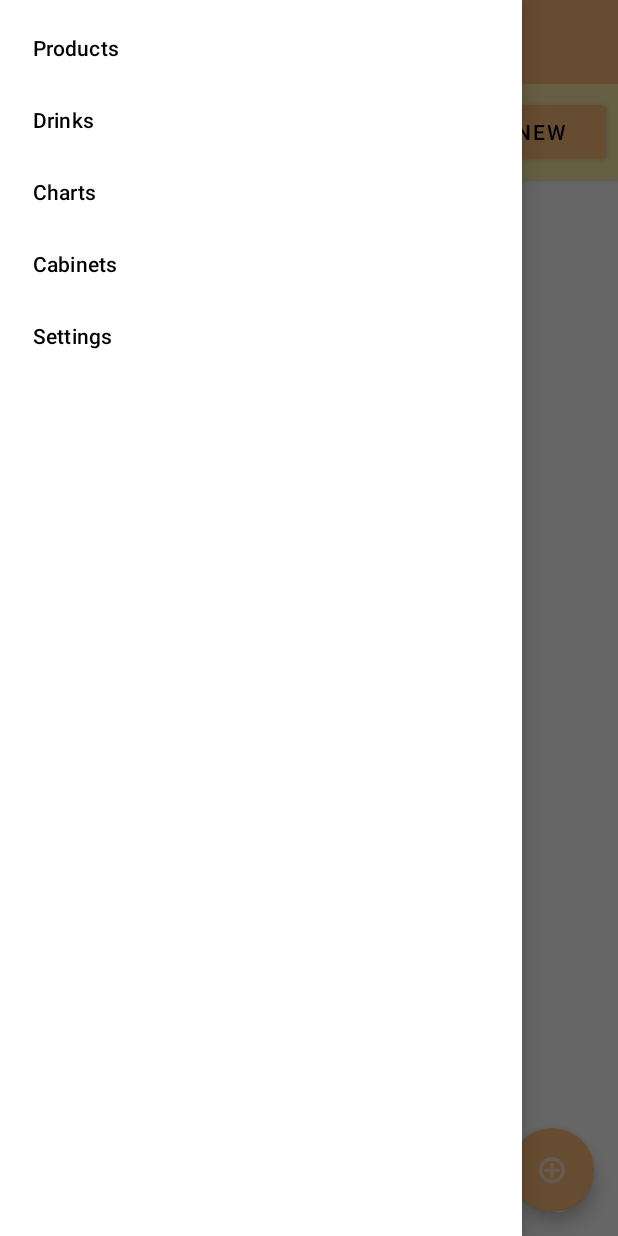
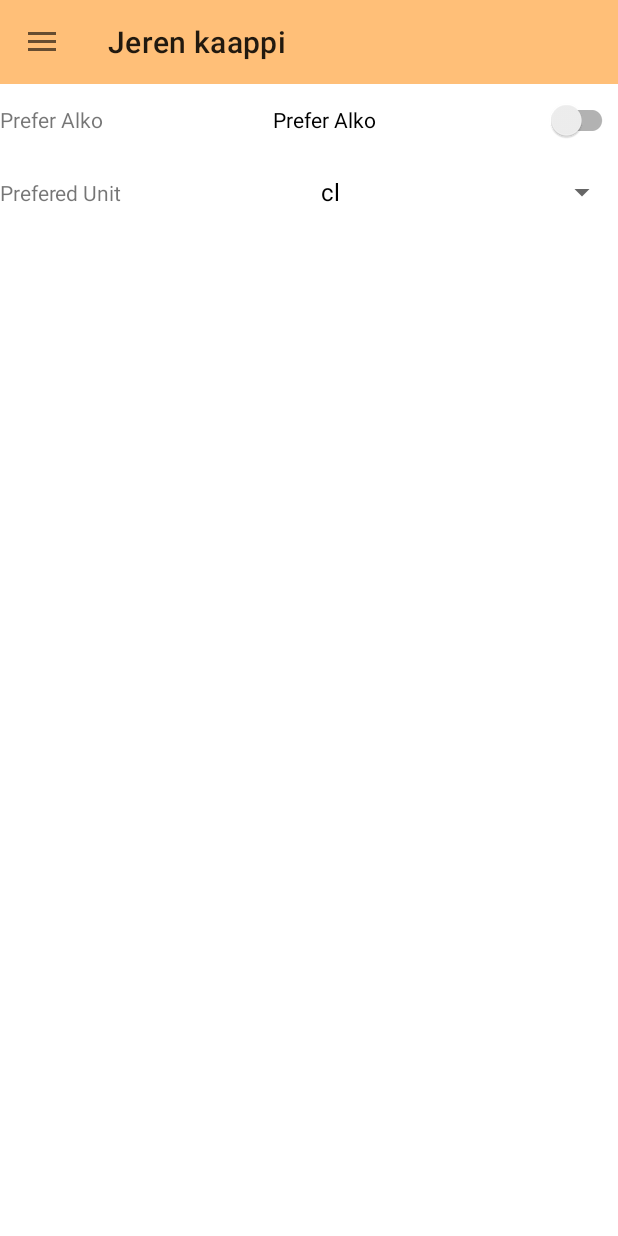
Before and after one commit to rannasta-suomeen/rsm, an Android app: the screen it shows after launch (MainActivity), in the side drawer, after a tap on "Settings", on a phone screen of 412 x 824 dp. Run offline under Robolectric (Android 15) with nearby library versions, the phone set to English and light mode, and no system bars; 6 statements that could not run were skipped.

Commit message:
Add: Settings for pref alko and prefered unit Add: Displaying in prefered unit everywhere

```diff
--- a/app/src/main/java/com/rannasta_suomeen/DrinkPreviewAdapter.kt
+++ b/app/src/main/java/com/rannasta_suomeen/DrinkPreviewAdapter.kt
@@ -26,7 +26,7 @@ class DrinkPreviewAdapter(val activity: Activity, private val settings: Settings
             itemView.findViewById<TextView>(R.id.textViewDrinkPreviewShots).text = displayDecimal(item.standard_servings, R.string.shots)
             itemView.findViewById<TextView>(R.id.textViewDrinkPreviewPrice).text = displayDecimal(item.price(settings), R.string.price)
             itemView.findViewById<TextView>(R.id.textViewDrinkPreviewAbv).text = displayDecimal(item.abv_average, R.string.abv)
-            itemView.findViewById<TextView>(R.id.textViewDrinkPreviewVolume).text = UnitType.ml.displayInDesiredUnit(i.drink.total_volume, UnitType.cl)
+            itemView.findViewById<TextView>(R.id.textViewDrinkPreviewVolume).text = UnitType.ml.displayInDesiredUnit(i.drink.total_volume, settings.prefUnit)
             itemView.findViewById<TextView>(R.id.textViewDrinkPreviewType).text = item.type.toString()
             itemView.findViewById<TextView>(R.id.textViewDrinkPreviewAer).text = displayDecimal(item.pricePerServing(settings), R.string.aer)
             itemView.findViewById<TextView>(R.id.textViewDrinkMissingAlcohol).text = i.missingIngredientsAlcoholic(owned).toString()
--- a/app/src/main/java/com/rannasta_suomeen/MainActivity.kt
+++ b/app/src/main/java/com/rannasta_suomeen/MainActivity.kt
@@ -46,7 +46,7 @@ class MainActivity : AppCompatActivity(), NavigationView.OnNavigationItemSelecte
             R.id.menuMainProducts -> R.id.fragmentProducts
             R.id.menuMainCharts -> TODO()
             R.id.menuMainDrinks -> R.id.fragmentDrinks
-            R.id.menuMainSettings -> TODO()
+            R.id.menuMainSettings -> R.id.fragmentSettings
             R.id.menuMainStorage -> R.id.fragmentCabinets
             else -> throw IllegalArgumentException("Attempted to navigate to ${item.itemId} witch is not possible")
         }
--- a/app/src/main/java/com/rannasta_suomeen/ProductAdapter.kt
+++ b/app/src/main/java/com/rannasta_suomeen/ProductAdapter.kt
@@ -45,7 +45,7 @@ class ProductAdapter(
             with(itemView){
                 findViewById<TextView>(R.id.textViewProductName).text = item.name
                 findViewById<TextView>(R.id.textViewProductPrice).text = displayDecimal(item.price, R.string.price)
-                findViewById<TextView>(R.id.textViewProductVolume).text = itemView.resources.getString(R.string.volume,item.volumeCl())
+                findViewById<TextView>(R.id.textViewProductVolume).text = item.volumeDesired(settings)
                 findViewById<TextView>(R.id.textViewProductAbv).text = displayDecimal(item.abv, R.string.abv)
                 findViewById<TextView>(R.id.textViewRetailer).text = item.retailer.toString()
                 findViewById<TextView>(R.id.textViewProductFsd).text = displayDecimal(item.fsd(), R.string.shots)
--- a/app/src/main/java/com/rannasta_suomeen/data_classes/Ingredients.kt
+++ b/app/src/main/java/com/rannasta_suomeen/data_classes/Ingredients.kt
@@ -1,6 +1,7 @@
 package com.rannasta_suomeen.data_classes
 
 import com.rannasta_suomeen.storage.Settings
+import kotlin.math.roundToInt
 
 /**
  * Class to represent a ingredient in general. This is the kotlin equivalent of the rs class Incredient
@@ -131,7 +132,13 @@ enum class UnitType{
             oz -> "oz"
             kpl -> throw IllegalArgumentException("Unreachable")
         }
-        return String.format("%.1f $unit", converted)
+
+        // ml does not need to display decimals
+        return if (desiredUnit == ml){
+            String.format("%d $unit", converted.roundToInt())
+        } else {
+            String.format("%.1f $unit", converted)
+        }
     }
 
     private fun convertToMl(amount: Double): Double{
@@ -150,6 +157,10 @@ enum class UnitType{
             oz -> 0.03381402270*amount
             kpl -> throw IllegalArgumentException("Cant convert ml to kpl")
         }
+    }
+
+    fun listVolumeOptions(): List<Pair<UnitType, String>>{
+        return listOf(Pair(cl, "cl"), Pair(ml, "ml"), Pair(oz, "oz"))
     }
 }
 
--- a/app/src/main/java/com/rannasta_suomeen/data_classes/Product.kt
+++ b/app/src/main/java/com/rannasta_suomeen/data_classes/Product.kt
@@ -1,6 +1,7 @@
 package com.rannasta_suomeen.data_classes
 
 import android.util.Log
+import com.rannasta_suomeen.storage.Settings
 import kotlin.math.roundToInt
 
 /** Kotlin equivalent of the RSM product */
@@ -39,6 +40,10 @@ data class Product(
         return (volume * 100).roundToInt()
     }
 
+    fun volumeDesired(settings: Settings): String{
+        return UnitType.cl.displayInDesiredUnit(volumeCl(), settings.prefUnit)
+    }
+
     companion object{
         const val FSD_CL = 1.6f
     }
--- a/app/src/main/java/com/rannasta_suomeen/main_fragments/FragmentFactory.kt
+++ b/app/src/main/java/com/rannasta_suomeen/main_fragments/FragmentFactory.kt
@@ -13,6 +13,7 @@ class FragmentFactory(private val activity: Activity, private val imageRepositor
             CabinetFragment::class.java.name -> CabinetFragment(activity,imageRepository, settings, totalCabinetRepository)
             DrinksFragment::class.java.name -> DrinksFragment(activity, settings, totalCabinetRepository)
             ProductsFragment::class.java.name -> ProductsFragment(activity, imageRepository, settings, totalCabinetRepository)
+            SettingsFragment::class.java.name -> SettingsFragment(settings)
             else -> super.instantiate(classLoader, className)
         }
     }
--- /dev/null
+++ b/app/src/main/java/com/rannasta_suomeen/main_fragments/SettingsFragment.kt
@@ -0,0 +1,72 @@
+package com.rannasta_suomeen.main_fragments
+
+import android.app.Activity
+import android.content.DialogInterface
+import android.os.Bundle
+import android.text.InputType
+import android.util.Log
+import android.view.View
+import android.widget.AdapterView
+import android.widget.ArrayAdapter
+import android.widget.Button
+import android.widget.EditText
+import android.widget.Spinner
+import android.widget.Switch
+import android.widget.Toast
+import androidx.appcompat.app.AlertDialog
+import androidx.appcompat.widget.SwitchCompat
+import androidx.fragment.app.Fragment
+import androidx.recyclerview.widget.DividerItemDecoration
+import androidx.recyclerview.widget.LinearLayoutManager
+import androidx.recyclerview.widget.RecyclerView
+import com.google.android.material.floatingactionbutton.FloatingActionButton
+import com.rannasta_suomeen.ProductAdapter
+import com.rannasta_suomeen.R
+import com.rannasta_suomeen.data_classes.Cabinet
+import com.rannasta_suomeen.data_classes.UnitType
+import com.rannasta_suomeen.storage.ImageRepository
+import com.rannasta_suomeen.storage.Settings
+import com.rannasta_suomeen.storage.TotalCabinetRepository
+import kotlinx.coroutines.CoroutineScope
+import kotlinx.coroutines.Dispatchers
+import kotlinx.coroutines.launch
+import kotlin.math.max
+
+class SettingsFragment(private val settings: Settings): Fragment(R.layout.fragment_settings), AdapterView.OnItemSelectedListener{
+
+    private lateinit var spinnerAdapter: ArrayAdapter<String>
+    private var selectedCabinet: Cabinet? = null
+
+    override fun onCreate(savedInstanceState: Bundle?) {
+        super.onCreate(savedInstanceState)
+        spinnerAdapter = ArrayAdapter(requireContext(), androidx.appcompat.R.layout.support_simple_spinner_dropdown_item)
+    }
+
+    override fun onViewCreated(view: View, savedInstanceState: Bundle?) {
+        super.onViewCreated(view, savedInstanceState)
+        spinnerAdapter.addAll(UnitType.kpl.listVolumeOptions().map { it.second })
+        setUpUi(view)
+    }
+
+    private fun setUpUi(view: View){
+        with(view) {
+            val spinner = findViewById<Spinner>(R.id.spinnerSelectUnit)
+            spinner.adapter = spinnerAdapter
+            spinner.onItemSelectedListener = this@SettingsFragment
+            val l = UnitType.kpl.listVolumeOptions()
+            spinner.setSelection(l.indexOf(l.find{ it.first == settings.prefUnit}))
+            val switch = findViewById<SwitchCompat>(R.id.switchPreferAlko)
+            switch.isChecked = settings.prefAlko
+            switch.setOnCheckedChangeListener { compoundButton, b ->
+                settings.prefAlko = b
+            }
+        }
+    }
+
+    override fun onItemSelected(p0: AdapterView<*>?, p1: View?, p2: Int, p3: Long) {
+        settings.prefUnit = UnitType.kpl.listVolumeOptions()[p2].first
+    }
+
+    override fun onNothingSelected(p0: AdapterView<*>?) {
+    }
+}
--- a/app/src/main/java/com/rannasta_suomeen/storage/Settings.kt
+++ b/app/src/main/java/com/rannasta_suomeen/storage/Settings.kt
@@ -27,6 +27,7 @@ class Settings(activity: Activity) {
             preferences.edit().putString(UNIT, t).apply()
         }
 
+    // Id of the cabinet last used
     var cabinet: Int
         get() = preferences.getInt(CABINET, 0)
         set(value) {
--- /dev/null
+++ b/app/src/main/res/layout/fragment_settings.xml
@@ -0,0 +1,46 @@
+<?xml version="1.0" encoding="utf-8"?>
+<LinearLayout xmlns:android="http://schemas.android.com/apk/res/android"
+    android:layout_width="match_parent"
+    android:layout_height="match_parent"
+    android:orientation="vertical">
+
+    <LinearLayout
+        android:layout_width="match_parent"
+        android:layout_height="wrap_content"
+        android:orientation="horizontal">
+
+        <TextView
+            android:id="@+id/textView4"
+            android:layout_width="wrap_content"
+            android:layout_height="wrap_content"
+            android:layout_weight="1"
+            android:text="Prefer Alko" />
+
+        <androidx.appcompat.widget.SwitchCompat
+            android:id="@+id/switchPreferAlko"
+            android:layout_width="wrap_content"
+            android:layout_height="wrap_content"
+            android:layout_weight="1"
+            android:text="Prefer Alko" />
+    </LinearLayout>
+
+    <LinearLayout
+        android:layout_width="match_parent"
+        android:layout_height="wrap_content"
+        android:orientation="horizontal">
+
+        <TextView
+            android:id="@+id/textView6"
+            android:layout_width="match_parent"
+            android:layout_height="wrap_content"
+            android:layout_weight="1"
+            android:text="Prefered Unit" />
+
+        <Spinner
+            android:id="@+id/spinnerSelectUnit"
+            android:layout_width="match_parent"
+            android:layout_height="wrap_content"
+            android:layout_weight="1" />
+    </LinearLayout>
+
+</LinearLayout>
--- a/app/src/main/res/navigation/nav_main.xml
+++ b/app/src/main/res/navigation/nav_main.xml
@@ -47,5 +47,9 @@
             android:id="@+id/action_fragmentCabinets_self"
             app:destination="@id/fragmentCabinets" />
     </fragment>
+    <fragment
+        android:id="@+id/fragmentSettings"
+        android:name="com.rannasta_suomeen.main_fragments.SettingsFragment">
+    </fragment>
 
 </navigation>
```
Also changed, not shown: 1 other file.
